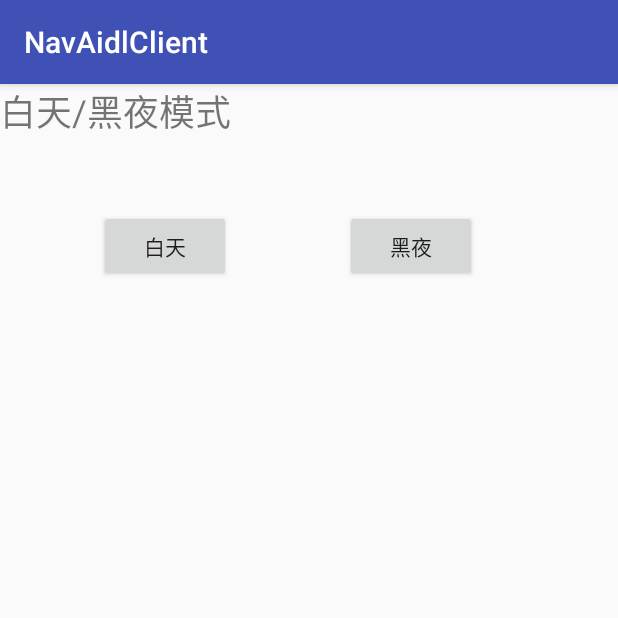
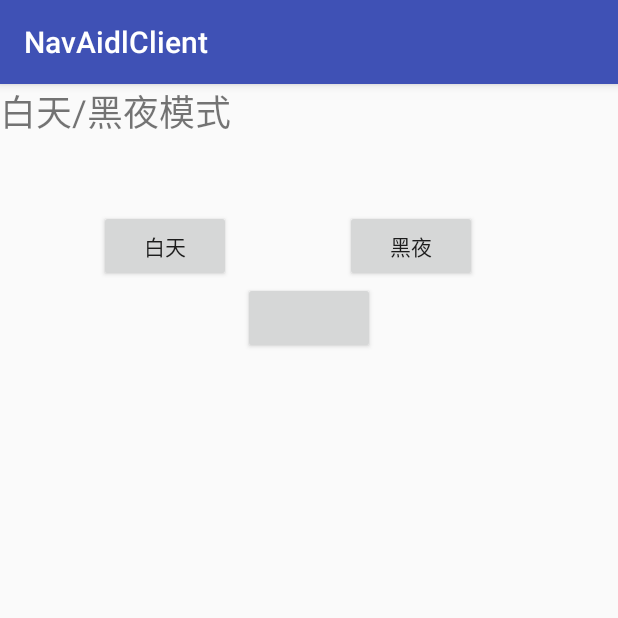
Before and after one commit to laoziaichihebaodan/aidlClient, an Android app: the MapDisplayModeActivity screen opened directly, with no data from a screen before it, after a tap on "黑夜", on a phone screen of 412 x 824 dp, the top half of it. Run offline under Robolectric (Android 15) with nearby library versions, the phone set to English and light mode, and no system bars; our stand-ins replace ButterKnife; 1 statement that could not run was skipped.

Commit message:
增加自动模式

```diff
--- a/app/src/main/java/com/fundrive/navaidlclient/modules/MapDisplayModeActivity.java
+++ b/app/src/main/java/com/fundrive/navaidlclient/modules/MapDisplayModeActivity.java
@@ -1,14 +1,11 @@
 package com.fundrive.navaidlclient.modules;
 
 import android.os.Bundle;
-import android.support.v7.app.AppCompatActivity;
 import android.util.Log;
 import android.view.View;
 
 import com.fundrive.navaidlclient.Constant;
 import com.fundrive.navaidlclient.R;
-import com.fundrive.navaidlclient.Resource;
-import com.fundrive.navaidlclient.ShareConfiguration;
 
 import org.json.JSONException;
 import org.json.JSONObject;
@@ -28,7 +25,7 @@ public class MapDisplayModeActivity extends BaseActivity {
         ButterKnife.bind(this);
     }
 
-    @OnClick({R.id.btn_day, R.id.btn_night})
+    @OnClick({R.id.btn_day, R.id.btn_night,R.id.btn_auto})
     public void onViewClicked(View view) {
         switch (view.getId()) {
             case R.id.btn_day://白天
@@ -36,6 +33,9 @@ public class MapDisplayModeActivity extends BaseActivity {
                 break;
             case R.id.btn_night://黑夜
                 makeJson(2);
+                break;
+            case R.id.btn_auto:
+                makeJson(3);
                 break;
         }
     }
--- a/app/src/main/res/layout/activity_map_display_mode.xml
+++ b/app/src/main/res/layout/activity_map_display_mode.xml
@@ -28,5 +28,11 @@
         android:layout_alignTop="@+id/btn_day"
         android:layout_marginEnd="94dp"
         android:text="黑夜" />
+    <Button
+        android:id="@+id/btn_auto"
+        android:layout_below="@id/btn_day"
+        android:layout_centerHorizontal="true"
+        android:layout_width="wrap_content"
+        android:layout_height="wrap_content" />
 
 </RelativeLayout>
```
